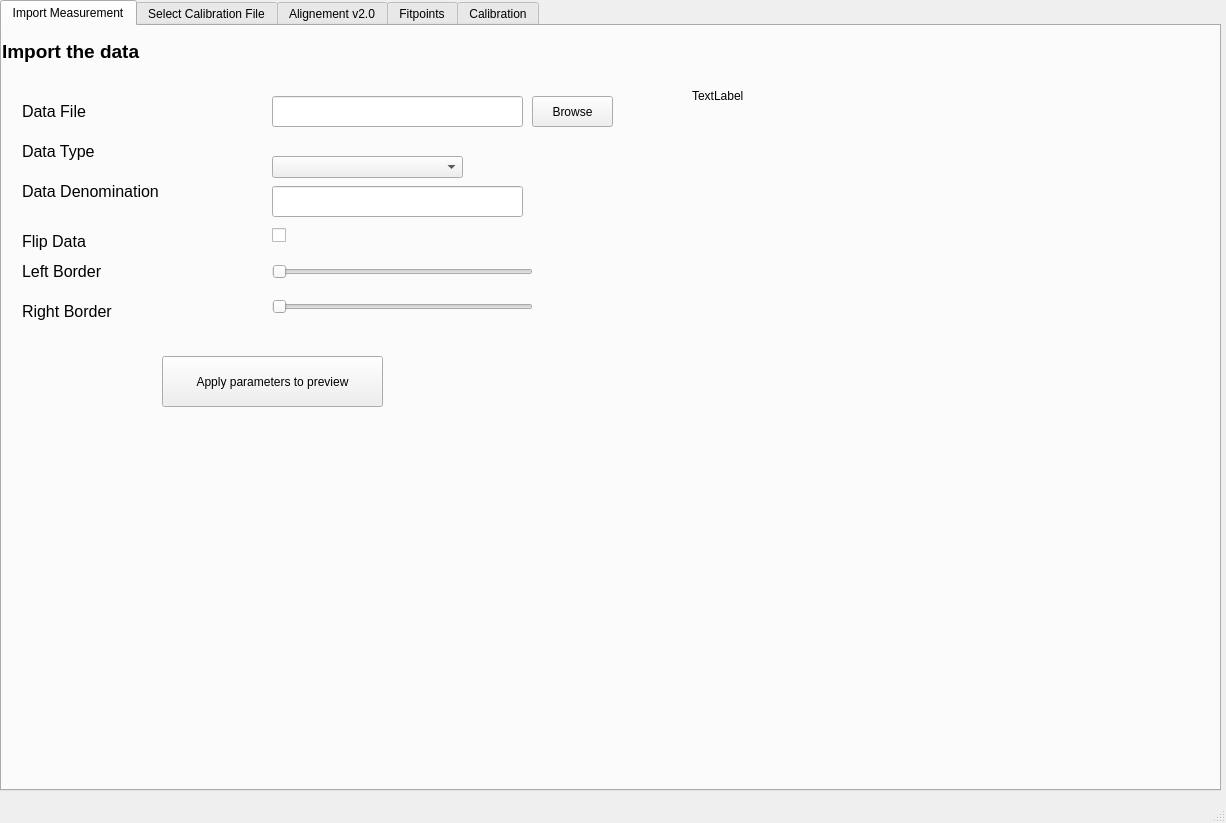
Above: ui/main_window.ui from MohamedAzizAllani/CalibrationApp before the change. Below: the same form after it.
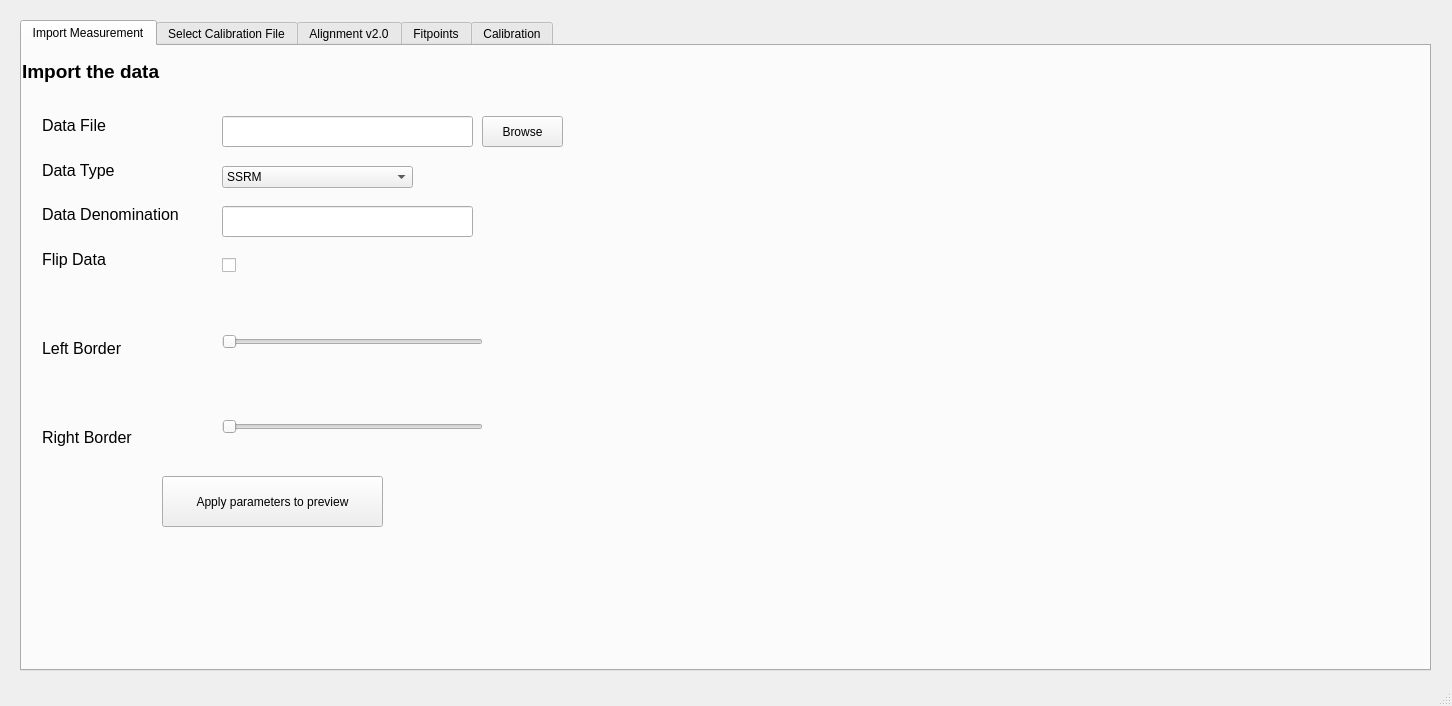
That is the form after the change.

Commit message: Import data Tab

The edit to the form file:
```diff
--- a/ui/main_window.ui
+++ b/ui/main_window.ui
@@ -2,14 +2,23 @@
 <ui version="4.0">
  <class>MainWindow</class>
  <widget class="QMainWindow" name="MainWindow">
+  <property name="enabled">
+   <bool>true</bool>
+  </property>
   <property name="geometry">
    <rect>
     <x>0</x>
     <y>0</y>
-    <width>1226</width>
-    <height>823</height>
+    <width>1452</width>
+    <height>706</height>
    </rect>
   </property>
+  <property name="maximumSize">
+   <size>
+    <width>16777215</width>
+    <height>16777215</height>
+   </size>
+  </property>
   <property name="windowTitle">
    <string>MainWindow</string>
   </property>
@@ -17,10 +26,10 @@
    <widget class="QTabWidget" name="tabWidget">
     <property name="geometry">
      <rect>
-      <x>0</x>
-      <y>0</y>
-      <width>1221</width>
-      <height>791</height>
+      <x>20</x>
+      <y>20</y>
+      <width>1411</width>
+      <height>651</height>
      </rect>
     </property>
     <property name="currentIndex">
@@ -33,8 +42,8 @@
      <widget class="QPushButton" name="apply_parameters_Button">
       <property name="geometry">
        <rect>
-        <x>160</x>
-        <y>330</y>
+        <x>140</x>
+        <y>430</y>
         <width>221</width>
         <height>51</height>
        </rect>
@@ -44,9 +53,6 @@
       </property>
      </widget>
      <widget class="QLabel" name="label">
-      <property name="enabled">
-       <bool>true</bool>
-      </property>
       <property name="geometry">
        <rect>
         <x>0</x>
@@ -66,110 +72,20 @@
        <string>Import the data</string>
       </property>
      </widget>
-     <widget class="QLabel" name="label_2">
+     <widget class="QLineEdit" name="measurementLineEdit">
       <property name="geometry">
        <rect>
-        <x>20</x>
+        <x>200</x>
         <y>70</y>
-        <width>241</width>
-        <height>31</height>
-       </rect>
-      </property>
-      <property name="font">
-       <font>
-        <pointsize>12</pointsize>
-       </font>
-      </property>
-      <property name="text">
-       <string>Data File</string>
-      </property>
-     </widget>
-     <widget class="QLabel" name="label_3">
-      <property name="geometry">
-       <rect>
-        <x>20</x>
-        <y>200</y>
-        <width>221</width>
-        <height>31</height>
-       </rect>
-      </property>
-      <property name="font">
-       <font>
-        <pointsize>12</pointsize>
-       </font>
-      </property>
-      <property name="text">
-       <string>Flip Data</string>
-      </property>
-     </widget>
-     <widget class="QLabel" name="label_4">
-      <property name="geometry">
-       <rect>
-        <x>20</x>
-        <y>110</y>
         <width>251</width>
         <height>31</height>
        </rect>
       </property>
-      <property name="font">
-       <font>
-        <pointsize>12</pointsize>
-       </font>
-      </property>
-      <property name="text">
-       <string>Data Type</string>
-      </property>
      </widget>
-     <widget class="QLabel" name="label_5">
+     <widget class="QPushButton" name="measurementBrowseButton">
       <property name="geometry">
        <rect>
-        <x>20</x>
-        <y>230</y>
-        <width>191</width>
-        <height>31</height>
-       </rect>
-      </property>
-      <property name="font">
-       <font>
-        <pointsize>12</pointsize>
-       </font>
-      </property>
-      <property name="text">
-       <string>Left Border</string>
-      </property>
-     </widget>
-     <widget class="QLabel" name="label_6">
-      <property name="geometry">
-       <rect>
-        <x>20</x>
-        <y>270</y>
-        <width>241</width>
-        <height>31</height>
-       </rect>
-      </property>
-      <property name="font">
-       <font>
-        <pointsize>12</pointsize>
-       </font>
-      </property>
-      <property name="text">
-       <string>Right Border</string>
-      </property>
-     </widget>
-     <widget class="QLineEdit" name="DataFile_Input">
-      <property name="geometry">
-       <rect>
-        <x>270</x>
-        <y>70</y>
-        <width>251</width>
-        <height>31</height>
-       </rect>
-      </property>
-     </widget>
-     <widget class="QPushButton" name="Browse_Button">
-      <property name="geometry">
-       <rect>
-        <x>530</x>
+        <x>460</x>
         <y>70</y>
         <width>81</width>
         <height>31</height>
@@ -182,8 +98,8 @@
      <widget class="QCheckBox" name="FlipData_CheckBox">
       <property name="geometry">
        <rect>
-        <x>270</x>
-        <y>200</y>
+        <x>200</x>
+        <y>210</y>
         <width>64</width>
         <height>18</height>
        </rect>
@@ -195,21 +111,31 @@
      <widget class="QComboBox" name="DataType_ComboBox">
       <property name="geometry">
        <rect>
-        <x>270</x>
-        <y>130</y>
+        <x>200</x>
+        <y>120</y>
         <width>191</width>
         <height>22</height>
        </rect>
       </property>
       <property name="currentText">
-       <string/>
+       <string>SSRM</string>
       </property>
+      <item>
+       <property name="text">
+        <string>SSRM</string>
+       </property>
+      </item>
+      <item>
+       <property name="text">
+        <string>Other</string>
+       </property>
+      </item>
      </widget>
      <widget class="QSlider" name="LeftBorder_Slider">
       <property name="geometry">
        <rect>
-        <x>270</x>
-        <y>235</y>
+        <x>200</x>
+        <y>285</y>
         <width>261</width>
         <height>21</height>
        </rect>
@@ -217,12 +143,18 @@
       <property name="orientation">
        <enum>Qt::Horizontal</enum>
       </property>
+      <property name="tickPosition">
+       <enum>QSlider::NoTicks</enum>
+      </property>
+      <property name="tickInterval">
+       <number>1</number>
+      </property>
      </widget>
      <widget class="QSlider" name="RightBorder_Slider">
       <property name="geometry">
        <rect>
-        <x>270</x>
-        <y>270</y>
+        <x>200</x>
+        <y>370</y>
         <width>261</width>
         <height>21</height>
        </rect>
@@ -230,29 +162,20 @@
       <property name="orientation">
        <enum>Qt::Horizontal</enum>
       </property>
-     </widget>
-     <widget class="QLabel" name="label_10">
-      <property name="geometry">
-       <rect>
-        <x>20</x>
-        <y>150</y>
-        <width>251</width>
-        <height>31</height>
-       </rect>
+      <property name="tickPosition">
+       <enum>QSlider::NoTicks</enum>
       </property>
-      <property name="font">
-       <font>
-        <pointsize>12</pointsize>
-       </font>
+      <property name="tickInterval">
+       <number>1</number>
       </property>
-      <property name="text">
-       <string>Data Denomination</string>
-      </property>
      </widget>
-     <widget class="QLineEdit" name="DataDenomination_Input">
+     <widget class="QLineEdit" name="denominationLineEdit">
+      <property name="enabled">
+       <bool>true</bool>
+      </property>
       <property name="geometry">
        <rect>
-        <x>270</x>
+        <x>200</x>
         <y>160</y>
         <width>251</width>
         <height>31</height>
@@ -262,125 +185,228 @@
      <widget class="QLabel" name="Path_Label">
       <property name="geometry">
        <rect>
-        <x>690</x>
-        <y>60</y>
-        <width>301</width>
+        <x>670</x>
+        <y>40</y>
+        <width>741</width>
         <height>20</height>
        </rect>
       </property>
+      <property name="font">
+       <font>
+        <weight>75</weight>
+        <bold>true</bold>
+       </font>
+      </property>
       <property name="text">
-       <string>TextLabel</string>
+       <string/>
       </property>
      </widget>
+     <widget class="QWidget" name="plotWidget" native="true">
+      <property name="geometry">
+       <rect>
+        <x>550</x>
+        <y>50</y>
+        <width>851</width>
+        <height>581</height>
+       </rect>
+      </property>
+      <widget class="QWidget" name="verticalLayoutWidget">
+       <property name="geometry">
+        <rect>
+         <x>10</x>
+         <y>10</y>
+         <width>831</width>
+         <height>561</height>
+        </rect>
+       </property>
+       <layout class="QVBoxLayout" name="verticalLayout"/>
+      </widget>
+     </widget>
+     <widget class="QLabel" name="leftMinLabel">
+      <property name="geometry">
+       <rect>
+        <x>180</x>
+        <y>310</y>
+        <width>47</width>
+        <height>14</height>
+       </rect>
+      </property>
+      <property name="text">
+       <string/>
+      </property>
+     </widget>
+     <widget class="QLabel" name="leftMaxLabel">
+      <property name="geometry">
+       <rect>
+        <x>430</x>
+        <y>310</y>
+        <width>47</width>
+        <height>14</height>
+       </rect>
+      </property>
+      <property name="text">
+       <string/>
+      </property>
+     </widget>
+     <widget class="QLabel" name="rightMaxLabel">
+      <property name="geometry">
+       <rect>
+        <x>430</x>
+        <y>400</y>
+        <width>47</width>
+        <height>14</height>
+       </rect>
+      </property>
+      <property name="text">
+       <string/>
+      </property>
+     </widget>
+     <widget class="QLabel" name="rightMinLabel">
+      <property name="geometry">
+       <rect>
+        <x>180</x>
+        <y>400</y>
+        <width>47</width>
+        <height>14</height>
+       </rect>
+      </property>
+      <property name="text">
+       <string/>
+      </property>
+     </widget>
+     <widget class="QLabel" name="rightSliderValueLabel">
+      <property name="geometry">
+       <rect>
+        <x>200</x>
+        <y>350</y>
+        <width>61</width>
+        <height>16</height>
+       </rect>
+      </property>
+      <property name="text">
+       <string/>
+      </property>
+     </widget>
+     <widget class="QLabel" name="leftSliderValueLabel">
+      <property name="geometry">
+       <rect>
+        <x>210</x>
+        <y>270</y>
+        <width>41</width>
+        <height>16</height>
+       </rect>
+      </property>
+      <property name="text">
+       <string/>
+      </property>
+     </widget>
+     <widget class="QWidget" name="verticalLayoutWidget_2">
+      <property name="geometry">
+       <rect>
+        <x>20</x>
+        <y>60</y>
+        <width>160</width>
+        <height>351</height>
+       </rect>
+      </property>
+      <layout class="QVBoxLayout" name="verticalLayout_2">
+       <item>
+        <widget class="QLabel" name="label_2">
+         <property name="font">
+          <font>
+           <pointsize>12</pointsize>
+          </font>
+         </property>
+         <property name="text">
+          <string>Data File</string>
+         </property>
+        </widget>
+       </item>
+       <item>
+        <widget class="QLabel" name="label_4">
+         <property name="font">
+          <font>
+           <pointsize>12</pointsize>
+          </font>
+         </property>
+         <property name="text">
+          <string>Data Type</string>
+         </property>
+        </widget>
+       </item>
+       <item>
+        <widget class="QLabel" name="DataDenominationLabel">
+         <property name="font">
+          <font>
+           <pointsize>12</pointsize>
+          </font>
+         </property>
+         <property name="text">
+          <string>Data Denomination</string>
+         </property>
+        </widget>
+       </item>
+       <item>
+        <widget class="QLabel" name="label_3">
+         <property name="font">
+          <font>
+           <pointsize>12</pointsize>
+          </font>
+         </property>
+         <property name="text">
+          <string>Flip Data</string>
+         </property>
+        </widget>
+       </item>
+       <item>
+        <widget class="QLabel" name="label_6">
+         <property name="text">
+          <string/>
+         </property>
+        </widget>
+       </item>
+       <item>
+        <widget class="QLabel" name="label_5">
+         <property name="font">
+          <font>
+           <pointsize>12</pointsize>
+          </font>
+         </property>
+         <property name="text">
+          <string>Left Border</string>
+         </property>
+        </widget>
+       </item>
+       <item>
+        <widget class="QLabel" name="label_7">
+         <property name="text">
+          <string/>
+         </property>
+        </widget>
+       </item>
+       <item>
+        <widget class="QLabel" name="rightBorderValueLabel">
+         <property name="font">
+          <font>
+           <pointsize>12</pointsize>
+          </font>
+         </property>
+         <property name="text">
+          <string>Right Border</string>
+         </property>
+        </widget>
+       </item>
+      </layout>
+     </widget>
     </widget>
     <widget class="QWidget" name="tab_2">
      <attribute name="title">
       <string>Select Calibration File</string>
      </attribute>
-     <widget class="QPushButton" name="pushButton_2">
-      <property name="geometry">
-       <rect>
-        <x>140</x>
-        <y>350</y>
-        <width>251</width>
-        <height>51</height>
-       </rect>
-      </property>
-      <property name="text">
-       <string>Apply Parameters to preview</string>
-      </property>
-     </widget>
-     <widget class="QLabel" name="label_7">
-      <property name="geometry">
-       <rect>
-        <x>60</x>
-        <y>70</y>
-        <width>81</width>
-        <height>31</height>
-       </rect>
-      </property>
-      <property name="font">
-       <font>
-        <pointsize>12</pointsize>
-       </font>
-      </property>
-      <property name="text">
-       <string>Preset</string>
-      </property>
-     </widget>
-     <widget class="QComboBox" name="comboBox_2">
-      <property name="geometry">
-       <rect>
-        <x>260</x>
-        <y>80</y>
-        <width>191</width>
-        <height>22</height>
-       </rect>
-      </property>
-     </widget>
-     <widget class="QCheckBox" name="checkBox_2">
-      <property name="geometry">
-       <rect>
-        <x>260</x>
-        <y>120</y>
-        <width>64</width>
-        <height>18</height>
-       </rect>
-      </property>
-      <property name="text">
-       <string/>
-      </property>
-     </widget>
-     <widget class="QLabel" name="label_8">
-      <property name="geometry">
-       <rect>
-        <x>60</x>
-        <y>110</y>
-        <width>71</width>
-        <height>31</height>
-       </rect>
-      </property>
-      <property name="font">
-       <font>
-        <pointsize>12</pointsize>
-       </font>
-      </property>
-      <property name="text">
-       <string>Flip Data</string>
-      </property>
-     </widget>
-     <widget class="QComboBox" name="comboBox_3">
-      <property name="geometry">
-       <rect>
-        <x>260</x>
-        <y>40</y>
-        <width>191</width>
-        <height>22</height>
-       </rect>
-      </property>
-     </widget>
-     <widget class="QLabel" name="label_9">
-      <property name="geometry">
-       <rect>
-        <x>60</x>
-        <y>30</y>
-        <width>161</width>
-        <height>31</height>
-       </rect>
-      </property>
-      <property name="font">
-       <font>
-        <pointsize>12</pointsize>
-       </font>
-      </property>
-      <property name="text">
-       <string>Calibration Sample</string>
-      </property>
-     </widget>
     </widget>
     <widget class="QWidget" name="tab_3">
      <attribute name="title">
-      <string>Alignement v2.0</string>
+      <string>Alignment v2.0</string>
      </attribute>
      <widget class="QPushButton" name="pushButton_4">
       <property name="geometry">
```
Left out of the diff: 64 changed lines with no effect on the pictures. The commit also changes 9 other files.
